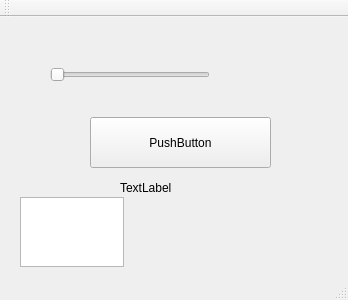
Above: client/tcpclient.ui from shenjian-network/ChatRoom before the change. Below: the same form after it.
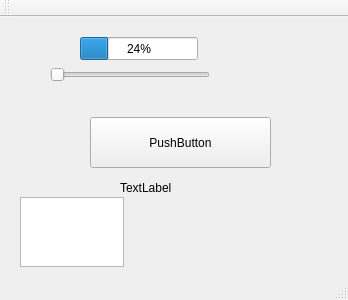
That is the form after the change.

Patch:
```diff
--- a/client/tcpclient.ui
+++ b/client/tcpclient.ui
@@ -66,6 +66,19 @@
      <enum>Qt::Horizontal</enum>
     </property>
    </widget>
+   <widget class="QProgressBar" name="progressBar">
+    <property name="geometry">
+     <rect>
+      <x>80</x>
+      <y>20</y>
+      <width>118</width>
+      <height>23</height>
+     </rect>
+    </property>
+    <property name="value">
+     <number>24</number>
+    </property>
+   </widget>
   </widget>
   <widget class="QMenuBar" name="menuBar">
    <property name="geometry">
```
